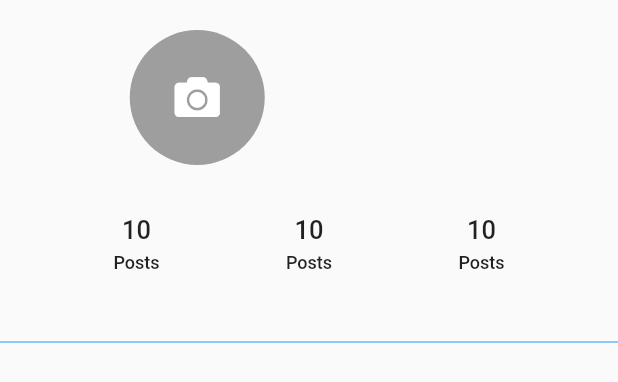
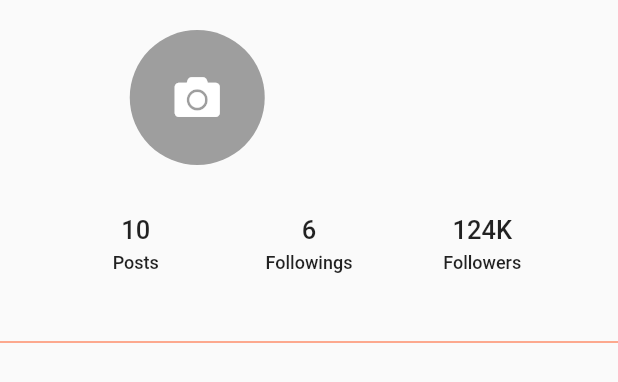
Before and after one commit to BlackIQ/Firebase-Practical-3, a Flutter app: the AccountTab widget shown alone on an empty page, opened directly, after a tap on "10", on a phone screen of 412 x 824 dp. Shown: the top 382 px of the screen. Run offline on Flutter 3.47's test engine with Material 2 defaults, Android fonts, the phone set to English and light mode, and no system bars; our stand-ins replace cloud_firestore, firebase_auth, font_awesome_flutter, google_sign_in; accounts and stored records are empty; network calls fail.

Commit message:
Fix followers and followings buttons

```diff
--- a/lib/app/screens/home/tabs/account.dart
+++ b/lib/app/screens/home/tabs/account.dart
@@ -84,9 +84,7 @@ class AccountTab extends StatelessWidget {
                         ),
                         height: 75,
                       ),
-                      onPressed: () {
-                        print('Hi');
-                      },
+                      onPressed: () {},
                     ),
                     FlatButton(
                       child: Container(
@@ -95,14 +93,14 @@ class AccountTab extends StatelessWidget {
                           crossAxisAlignment: CrossAxisAlignment.center,
                           children: <Widget>[
                             Text(
-                              '10',
+                              '6',
                               style: TextStyle(
                                 fontSize: 17,
                               ),
                             ),
                             SizedBox(height: 5),
                             Text(
-                              'Posts',
+                              'Followings',
                               style: TextStyle(
                                 fontSize: 12,
                               ),
@@ -111,9 +109,7 @@ class AccountTab extends StatelessWidget {
                         ),
                         height: 75,
                       ),
-                      onPressed: () {
-                        print('Hi');
-                      },
+                      onPressed: () {},
                     ),
                     FlatButton(
                       child: Container(
@@ -122,14 +118,14 @@ class AccountTab extends StatelessWidget {
                           crossAxisAlignment: CrossAxisAlignment.center,
                           children: <Widget>[
                             Text(
-                              '10',
+                              '124K',
                               style: TextStyle(
                                 fontSize: 17,
                               ),
                             ),
                             SizedBox(height: 5),
                             Text(
-                              'Posts',
+                              'Followers',
                               style: TextStyle(
                                 fontSize: 12,
                               ),
@@ -138,16 +134,14 @@ class AccountTab extends StatelessWidget {
                         ),
                         height: 75,
                       ),
-                      onPressed: () {
-                        print('Hi');
-                      },
+                      onPressed: () {},
                     ),
                   ],
                 ),
               ],
             ),
           ),
-          Divider(color: Colors.blue),
+          Divider(color: Colors.deepOrange),
         ],
       ),
     );
```
